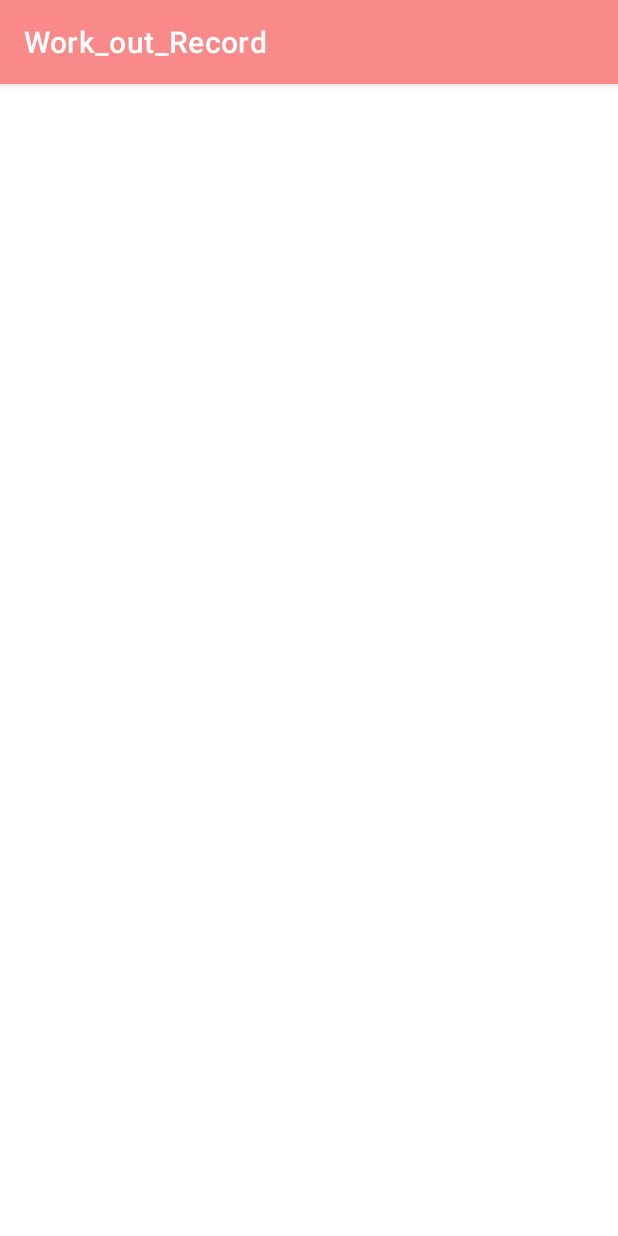
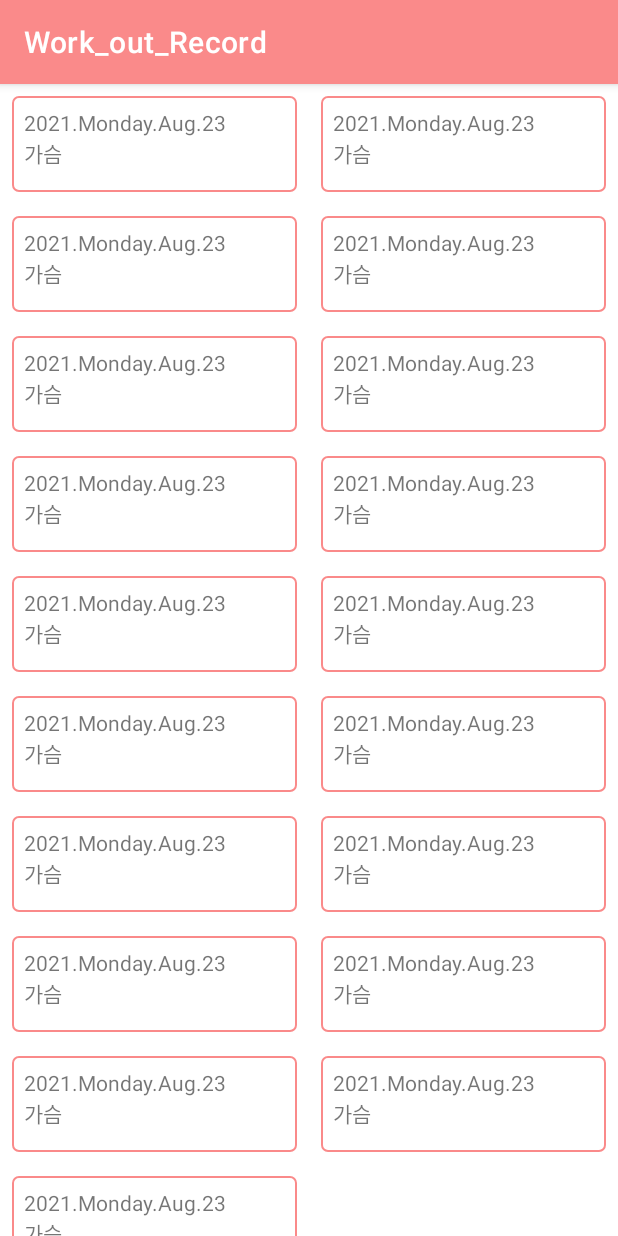
Before and after one commit to kkcchh9999/Work-out_Record_App, an Android app: the screen it shows after launch (WorkoutRecordActivity), on a phone screen of 412 x 824 dp. Run offline under Robolectric (Android 15) with nearby library versions, the phone set to English and light mode, and no system bars.

Commit message:
메모 리스트 recycler view 구성

```diff
--- a/app/build.gradle
+++ b/app/build.gradle
@@ -41,6 +41,7 @@ dependencies {
     implementation 'androidx.constraintlayout:constraintlayout:2.1.0'
 
     implementation 'androidx.recyclerview:recyclerview:1.2.1'
+    implementation 'androidx.lifecycle:lifecycle-extensions:2.2.0'
 
     testImplementation 'junit:junit:4.+'
     androidTestImplementation 'androidx.test.ext:junit:1.1.3'
--- /dev/null
+++ b/app/src/main/java/com/work_out_record/Record.kt
@@ -0,0 +1,11 @@
+package com.work_out_record
+
+import java.text.DateFormat
+import java.util.*
+
+data class Record (
+    var date: Date = Date(),
+    var part: String = "",
+    var routine: String = "",
+    var repeat: String = ""
+)
--- /dev/null
+++ b/app/src/main/java/com/work_out_record/RecordViewModel.kt
@@ -0,0 +1,17 @@
+package com.work_out_record
+
+import androidx.lifecycle.ViewModel
+
+class RecordViewModel : ViewModel() {
+
+    val records = mutableListOf<Record>()
+    init {
+        for (i in 1 until 20) {
+            val record = Record()
+            record.part = "가슴"
+            record.routine = "벤치프레스 60kg, 48"
+            record.repeat = "12, 12, 12, 12"
+            records.add(record)
+        }
+    }
+}
--- a/app/src/main/java/com/work_out_record/WorkoutDetailFragment.kt
+++ b/app/src/main/java/com/work_out_record/WorkoutDetailFragment.kt
@@ -7,6 +7,7 @@ import android.view.ViewGroup
 import android.widget.EditText
 import android.widget.TextView
 import androidx.fragment.app.Fragment
+import androidx.lifecycle.ViewModelProvider
 
 class WorkoutDetailFragment : Fragment() {
 
@@ -14,6 +15,11 @@ class WorkoutDetailFragment : Fragment() {
     private lateinit var partEditText: EditText
     private lateinit var routineEditText: EditText
     private lateinit var repeatEditText: EditText
+
+    private val recordViewModel: RecordViewModel by lazy {
+        ViewModelProvider(this).get(RecordViewModel::class.java)
+    }
+
 
     override fun onCreateView(
         inflater: LayoutInflater,
--- /dev/null
+++ b/app/src/main/java/com/work_out_record/WorkoutListFragment.kt
@@ -0,0 +1,72 @@
+package com.work_out_record
+
+import android.os.Bundle
+import android.text.format.DateFormat
+import android.view.LayoutInflater
+import android.view.View
+import android.view.ViewGroup
+import android.widget.TextView
+import androidx.fragment.app.Fragment
+import androidx.lifecycle.ViewModelProvider
+import androidx.recyclerview.widget.GridLayoutManager
+import androidx.recyclerview.widget.RecyclerView
+
+class WorkoutListFragment: Fragment() {
+
+    private lateinit var recordRecyclerView: RecyclerView
+    private var adapter: RecordAdapter? = null
+
+    private val recordViewModel: RecordViewModel by lazy {
+        ViewModelProvider(this).get(RecordViewModel::class.java)
+    }
+
+    override fun onCreateView(
+        inflater: LayoutInflater,
+        container: ViewGroup?,
+        savedInstanceState: Bundle?
+    ): View? {
+        val view = inflater.inflate(R.layout.fragment_workout_list, container, false)
+
+        recordRecyclerView = view.findViewById(R.id.record_recyclerview)
+        recordRecyclerView.layoutManager = GridLayoutManager(context, 2)
+
+        updateUI()
+
+        return view
+    }
+
+    private fun updateUI() {
+        val records = recordViewModel.records
+        adapter = RecordAdapter(records)
+        recordRecyclerView.adapter = adapter
+    }
+
+    private inner class RecordHolder(view: View) : RecyclerView.ViewHolder(view) {
+        val dateTextView: TextView = itemView.findViewById(R.id.record_date)
+        val partTextView: TextView = itemView.findViewById(R.id.record_part)
+    }
+
+    private inner class RecordAdapter(var records: List<Record>) : RecyclerView.Adapter<RecordHolder>() {
+
+        override fun onCreateViewHolder(parent: ViewGroup, viewType: Int): RecordHolder {
+            val view = layoutInflater.inflate(R.layout.list_record, parent, false)
+            return RecordHolder(view)
+        }
+
+        override fun onBindViewHolder(holder: RecordHolder, position: Int) {
+            val record = records[position]
+            holder.apply {
+                dateTextView.text = DateFormat.format("yyyy.EEEE.MMM.dd", record.date)
+                partTextView.text = record.part
+            }
+        }
+
+        override fun getItemCount(): Int {
+            return records.size
+        }
+    }
+
+    companion object {
+        fun newInstance() = WorkoutListFragment()
+    }
+}
--- a/app/src/main/java/com/work_out_record/WorkoutRecordActivity.kt
+++ b/app/src/main/java/com/work_out_record/WorkoutRecordActivity.kt
@@ -12,7 +12,7 @@ class WorkoutRecordActivity : AppCompatActivity() {
         if (isFragmentContainerEmpty) {
             supportFragmentManager
                 .beginTransaction()
-                .add(R.id.fragment_container, WorkoutRecordFragment.newInstance())
+                .add(R.id.fragment_container, WorkoutListFragment.newInstance())
                 .commit()
         }
     }
--- a/app/src/main/java/com/work_out_record/WorkoutRecordFragment.kt
+++ /dev/null
@@ -1,31 +0,0 @@
-package com.work_out_record
-
-import android.os.Bundle
-import android.view.LayoutInflater
-import android.view.View
-import android.view.ViewGroup
-import androidx.fragment.app.Fragment
-import androidx.recyclerview.widget.GridLayoutManager
-import androidx.recyclerview.widget.RecyclerView
-
-class WorkoutRecordFragment: Fragment() {
-
-    private lateinit var recordRecyclerView: RecyclerView
-
-    override fun onCreateView(
-        inflater: LayoutInflater,
-        container: ViewGroup?,
-        savedInstanceState: Bundle?
-    ): View? {
-        val view = inflater.inflate(R.layout.fragment_workout_record, container, false)
-
-        recordRecyclerView = view.findViewById(R.id.record_recyclerview)
-        recordRecyclerView.layoutManager = GridLayoutManager(context, 2)
-
-        return view
-    }
-
-    companion object {
-        fun newInstance() = WorkoutRecordFragment()
-    }
-}
--- /dev/null
+++ b/app/src/main/res/layout/list_record.xml
@@ -0,0 +1,22 @@
+<?xml version="1.0" encoding="utf-8"?>
+<LinearLayout xmlns:android="http://schemas.android.com/apk/res/android"
+    android:orientation="vertical"
+    android:layout_width="match_parent"
+    android:layout_height="64dp"
+    android:background="@drawable/edittext_background"
+    android:padding="8dp"
+    android:layout_margin="8dp">
+
+    <TextView
+        android:id="@+id/record_date"
+        android:layout_width="match_parent"
+        android:layout_height="wrap_content"
+        android:text="@string/temp_date2" />
+
+    <TextView
+        android:id="@+id/record_part"
+        android:layout_width="match_parent"
+        android:layout_height="wrap_content"
+        android:text="@string/temp_part"/>
+
+</LinearLayout>
--- a/app/src/main/res/values/strings.xml
+++ b/app/src/main/res/values/strings.xml
@@ -2,7 +2,9 @@
     <string name="app_name">Work_out_Record</string>
 
     <string name="part_name">ex: 가슴, 등, 하체</string>
-    <string name="temp_date">"2021년 08월 23일,  부위 : "</string>
+    <string name="temp_date">2021년 08월 23일,  부위 : </string>
+    <string name="temp_date2">2021년 08월 23일</string>
+    <string name="temp_part">가슴, 이두</string>
 
     <string name="training_name">종목, 중량</string>
     <string name="repeat">세트별 반복횟수</string>
```
Also changed, not shown: app/src/main/res/layout/fragment_workout_list.xml (renamed from app/src/main/res/layout/fragment_workout_record.xml).
